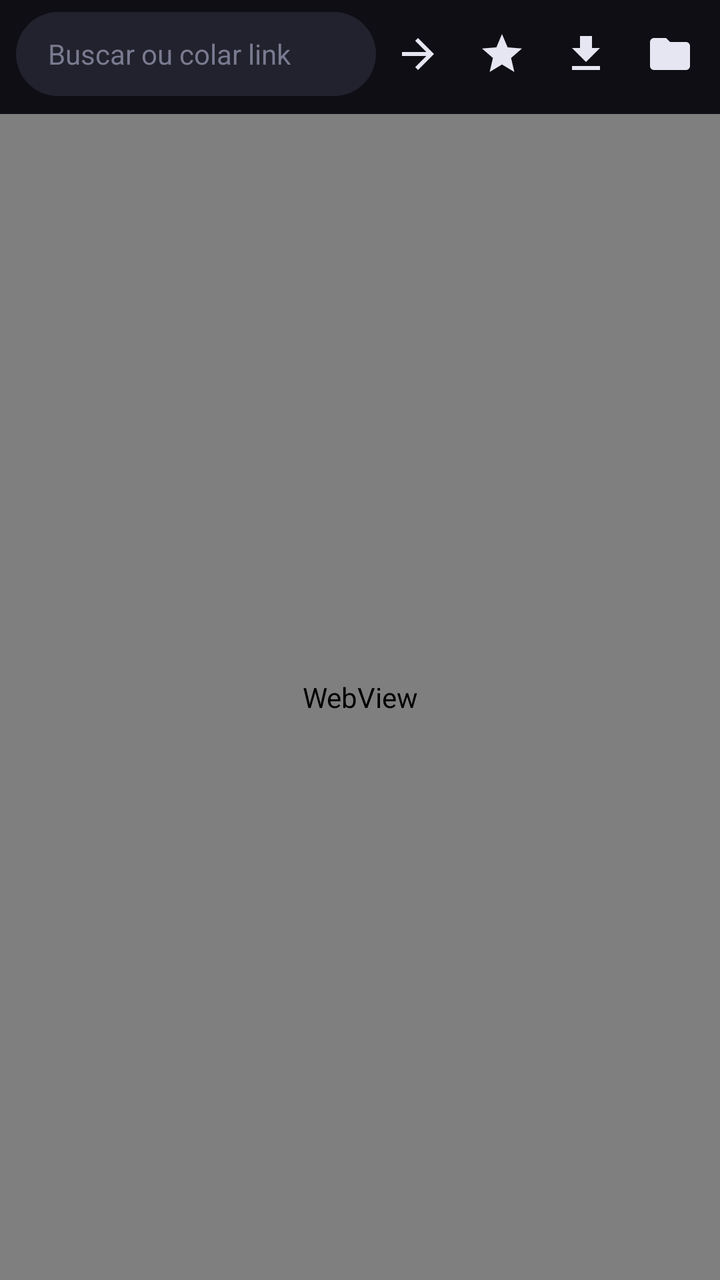
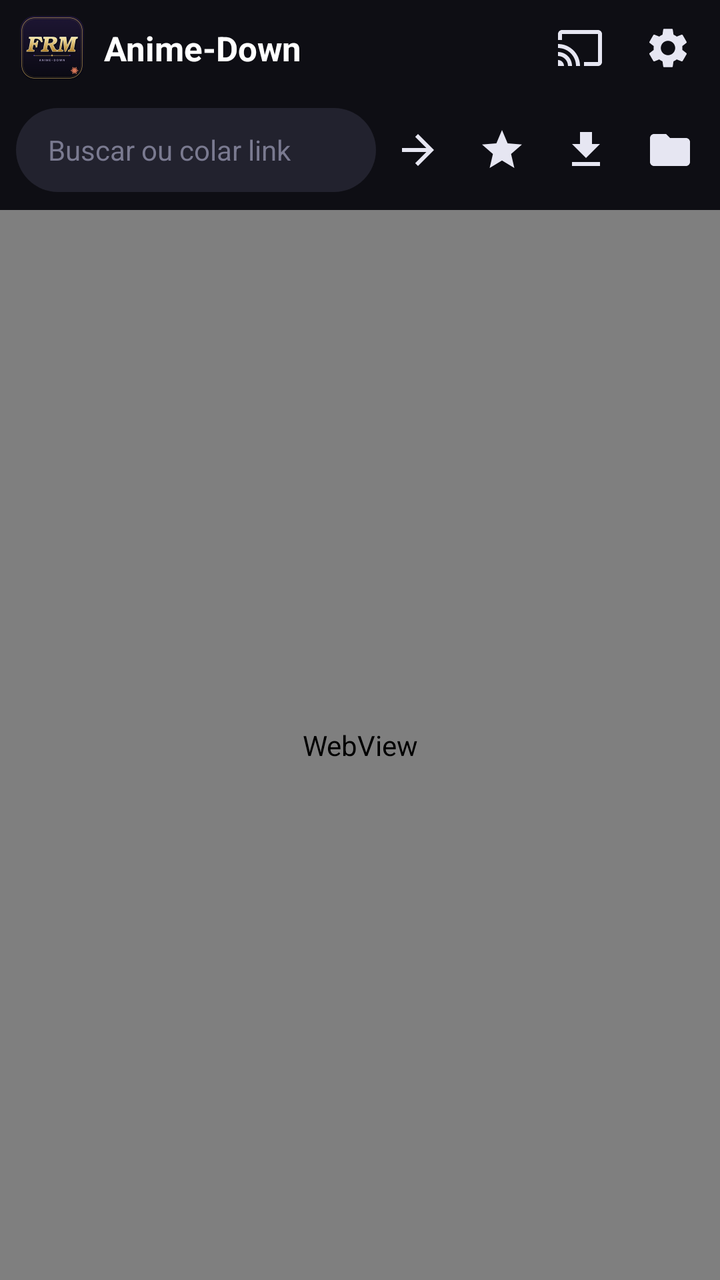

Before-and-after screenshots of an Android layout around one commit, followed by the original layout XML and the change that was made.
<!-- AndroidManifest.xml: application theme AppTheme -->
<!-- res/layout/main.xml -->
<?xml version="1.0" encoding="utf-8"?>
<FrameLayout xmlns:android="http://schemas.android.com/apk/res/android"
    android:id="@+id/root"
    android:layout_width="match_parent"
    android:layout_height="match_parent">

    <LinearLayout
        android:id="@+id/content"
        android:layout_width="match_parent"
        android:layout_height="match_parent"
        android:orientation="vertical">

        <LinearLayout
            android:layout_width="match_parent"
            android:layout_height="wrap_content"
            android:background="#0E0E14"
            android:gravity="center_vertical"
            android:orientation="horizontal"
            android:paddingBottom="6dp"
            android:paddingLeft="8dp"
            android:paddingRight="4dp"
            android:paddingTop="6dp">

            <EditText
                android:id="@+id/url"
                android:layout_width="0dp"
                android:layout_height="42dp"
                android:layout_weight="1"
                android:background="@drawable/bg_url"
                android:hint="Buscar ou colar link"
                android:imeOptions="actionGo"
                android:inputType="textUri"
                android:maxLines="1"
                android:paddingLeft="16dp"
                android:paddingRight="12dp"
                android:textColor="#FFFFFF"
                android:textColorHint="#7A7A90"
                android:textSize="14sp" />

            <ImageButton
                android:id="@+id/btnGo"
                android:layout_width="42dp"
                android:layout_height="42dp"
                android:background="?android:attr/selectableItemBackgroundBorderless"
                android:contentDescription="Ir"
                android:padding="9dp"
                android:scaleType="fitCenter"
                android:src="@drawable/ic_go" />

            <ImageButton
                android:id="@+id/btnMenu"
                android:layout_width="42dp"
                android:layout_height="42dp"
                android:background="?android:attr/selectableItemBackgroundBorderless"
                android:contentDescription="Favoritos e histórico"
                android:padding="9dp"
                android:scaleType="fitCenter"
                android:src="@drawable/ic_star" />

            <ImageButton
                android:id="@+id/btnDirect"
                android:layout_width="42dp"
                android:layout_height="42dp"
                android:background="?android:attr/selectableItemBackgroundBorderless"
                android:contentDescription="Baixar"
                android:padding="9dp"
                android:scaleType="fitCenter"
                android:src="@drawable/ic_download" />

            <ImageButton
                android:id="@+id/btnList"
                android:layout_width="42dp"
                android:layout_height="42dp"
                android:background="?android:attr/selectableItemBackgroundBorderless"
                android:contentDescription="Meus downloads"
                android:padding="9dp"
                android:scaleType="fitCenter"
                android:src="@drawable/ic_folder" />
        </LinearLayout>

        <ProgressBar
            android:id="@+id/progress"
            style="?android:attr/progressBarStyleHorizontal"
            android:layout_width="match_parent"
            android:layout_height="3dp"
            android:visibility="invisible" />

        <WebView
            android:id="@+id/web"
            android:layout_width="match_parent"
            android:layout_height="0dp"
            android:layout_weight="1" />

        <LinearLayout
            android:id="@+id/activeBox"
            android:layout_width="match_parent"
            android:layout_height="wrap_content"
            android:background="#1B1B28"
            android:orientation="vertical"
            android:visibility="gone">

            <ProgressBar
                android:id="@+id/activeProg"
                style="?android:attr/progressBarStyleHorizontal"
                android:layout_width="match_parent"
                android:layout_height="4dp" />

            <TextView
                android:id="@+id/activeTxt"
                android:layout_width="match_parent"
                android:layout_height="wrap_content"
                android:padding="10dp"
                android:textColor="#FFFFFF"
                android:textSize="14sp" />
        </LinearLayout>

        <Button
            android:id="@+id/btnFound"
            android:layout_width="match_parent"
            android:layout_height="52dp"
            android:layout_margin="8dp"
            android:background="@drawable/bg_found"
            android:drawableLeft="@drawable/ic_download"
            android:drawablePadding="8dp"
            android:paddingLeft="20dp"
            android:paddingRight="20dp"
            android:textAllCaps="false"
            android:textColor="#FFFFFF"
            android:textSize="15sp"
            android:textStyle="bold"
            android:visibility="gone" />
    </LinearLayout>
</FrameLayout>
<!-- resources referenced by this layout -->
<resources>
  <!-- drawable bg_found (drawable) -->
  <?xml version="1.0" encoding="utf-8"?>
  <shape xmlns:android="http://schemas.android.com/apk/res/android" android:shape="rectangle">
      <gradient
          android:angle="0"
          android:endColor="#D63384"
          android:startColor="#7C4DFF" />
      <corners android:radius="26dp" />
  </shape>
  <!-- drawable bg_url (drawable) -->
  <?xml version="1.0" encoding="utf-8"?>
  <shape xmlns:android="http://schemas.android.com/apk/res/android" android:shape="rectangle">
      <solid android:color="#22222E" />
      <corners android:radius="22dp" />
  </shape>
  <!-- drawable ic_download (drawable) -->
  <?xml version="1.0" encoding="utf-8"?>
  <vector xmlns:android="http://schemas.android.com/apk/res/android"
      android:width="24dp"
      android:height="24dp"
      android:viewportWidth="24"
      android:viewportHeight="24">
      <path
          android:fillColor="#E6E6F2"
          android:pathData="M19,9h-4V3H9v6H5l7,7 7,-7zM5,18v2h14v-2H5z" />
  </vector>
  <!-- drawable ic_go (drawable) -->
  <?xml version="1.0" encoding="utf-8"?>
  <vector xmlns:android="http://schemas.android.com/apk/res/android"
      android:width="24dp"
      android:height="24dp"
      android:viewportWidth="24"
      android:viewportHeight="24">
      <path
          android:fillColor="#E6E6F2"
          android:pathData="M12,4l-1.41,1.41L16.17,11H4v2h12.17l-5.58,5.59L12,20l8,-8z" />
  </vector>
  <style name="AppDialog" parent="android:Theme.Material.Dialog.Alert">
          <item name="android:colorBackground">#1B1B28</item>
          <item name="android:colorAccent">#B388FF</item>
          <item name="android:textColorPrimary">#FFFFFF</item>
          <item name="android:textColorSecondary">#9A9AB0</item>
          <item name="android:windowBackground">@drawable/bg_dialog</item>
      </style>
  <!-- drawable bg_dialog (drawable) -->
  <?xml version="1.0" encoding="utf-8"?>
  <shape xmlns:android="http://schemas.android.com/apk/res/android" android:shape="rectangle">
      <solid android:color="#1B1B28" />
      <corners android:radius="22dp" />
  </shape>
  <!-- unchanged entries left out for length: 3 -->
</resources>

<!-- the commit's change to res/layout/main.xml (unified diff, before → after) -->
@@ -11,6 +11,55 @@
         android:orientation="vertical">
 
         <LinearLayout
+            android:id="@+id/brandBar"
+            android:layout_width="match_parent"
+            android:layout_height="48dp"
+            android:background="#0E0E14"
+            android:gravity="center_vertical"
+            android:orientation="horizontal"
+            android:paddingLeft="10dp"
+            android:paddingRight="4dp">
+
+            <ImageView
+                android:layout_width="32dp"
+                android:layout_height="32dp"
+                android:contentDescription="FRM"
+                android:src="@drawable/logo_frm_small" />
+
+            <TextView
+                android:id="@+id/brandTitle"
+                android:layout_width="0dp"
+                android:layout_height="wrap_content"
+                android:layout_weight="1"
+                android:paddingLeft="10dp"
+                android:text="Anime-Down"
+                android:textColor="#FFFFFF"
+                android:textSize="17sp"
+                android:textStyle="bold" />
+
+            <ImageButton
+                android:id="@+id/btnCast"
+                android:layout_width="44dp"
+                android:layout_height="44dp"
+                android:background="?android:attr/selectableItemBackgroundBorderless"
+                android:contentDescription="TV (DLNA)"
+                android:padding="10dp"
+                android:scaleType="fitCenter"
+                android:src="@drawable/ic_cast" />
+
+            <ImageButton
+                android:id="@+id/btnSettings"
+                android:layout_width="44dp"
+                android:layout_height="44dp"
+                android:background="?android:attr/selectableItemBackgroundBorderless"
+                android:contentDescription="Configurações"
+                android:padding="10dp"
+                android:scaleType="fitCenter"
+                android:src="@drawable/ic_settings" />
+        </LinearLayout>
+
+        <LinearLayout
+            android:id="@+id/topBar"
             android:layout_width="match_parent"
             android:layout_height="wrap_content"
             android:background="#0E0E14"
<!-- resource entries referenced after the edit -->
@@ -15,6 +15,17 @@
       <solid android:color="#22222E" />
       <corners android:radius="22dp" />
   </shape>
+  <!-- drawable ic_cast (drawable) -->
+  <?xml version="1.0" encoding="utf-8"?>
+  <vector xmlns:android="http://schemas.android.com/apk/res/android"
+      android:width="24dp"
+      android:height="24dp"
+      android:viewportWidth="24"
+      android:viewportHeight="24">
+      <path
+          android:fillColor="#E6E6F2"
+          android:pathData="M1,18v3h3c0,-1.66 -1.34,-3 -3,-3zM1,14v2c2.76,0 5,2.24 5,5h2c0,-3.87 -3.13,-7 -7,-7zM1,10v2c4.97,0 9,4.03 9,9h2c0,-6.08 -4.93,-11 -11,-11zM21,3L3,3c-1.1,0 -2,0.9 -2,2v3h2L3,5h18v14h-7v2h7c1.1,0 2,-0.9 2,-2L23,5c0,-1.1 -0.9,-2 -2,-2z" />
+  </vector>
   <!-- drawable ic_download (drawable) -->
   <?xml version="1.0" encoding="utf-8"?>
   <vector xmlns:android="http://schemas.android.com/apk/res/android"
@@ -37,6 +48,18 @@
           android:fillColor="#E6E6F2"
           android:pathData="M12,4l-1.41,1.41L16.17,11H4v2h12.17l-5.58,5.59L12,20l8,-8z" />
   </vector>
+  <!-- drawable ic_settings (drawable) -->
+  <?xml version="1.0" encoding="utf-8"?>
+  <vector xmlns:android="http://schemas.android.com/apk/res/android"
+      android:width="24dp"
+      android:height="24dp"
+      android:viewportWidth="24"
+      android:viewportHeight="24">
+      <path
+          android:fillColor="#E6E6F2"
+          android:pathData="M19.14,12.94c0.04,-0.3 0.06,-0.61 0.06,-0.94c0,-0.32 -0.02,-0.64 -0.07,-0.94l2.03,-1.58c0.18,-0.14 0.23,-0.41 0.12,-0.61l-1.92,-3.32c-0.12,-0.22 -0.37,-0.29 -0.59,-0.22l-2.39,0.96c-0.5,-0.38 -1.03,-0.7 -1.62,-0.94L14.4,2.81c-0.04,-0.24 -0.24,-0.41 -0.48,-0.41h-3.84c-0.24,0 -0.43,0.17 -0.47,0.41L9.25,5.35C8.66,5.59 8.12,5.92 7.63,6.29L5.24,5.33c-0.22,-0.08 -0.47,0 -0.59,0.22L2.74,8.87C2.62,9.08 2.66,9.34 2.86,9.48l2.03,1.58C4.84,11.36 4.8,11.69 4.8,12s0.02,0.64 0.07,0.94l-2.03,1.58c-0.18,0.14 -0.23,0.41 -0.12,0.61l1.92,3.32c0.12,0.22 0.37,0.29 0.59,0.22l2.39,-0.96c0.5,0.38 1.03,0.7 1.62,0.94l0.36,2.54c0.05,0.24 0.24,0.41 0.48,0.41h3.84c0.24,0 0.44,-0.17 0.47,-0.41l0.36,-2.54c0.59,-0.24 1.13,-0.56 1.62,-0.94l2.39,0.96c0.22,0.08 0.47,0 0.59,-0.22l1.92,-3.32c0.12,-0.22 0.07,-0.47 -0.12,-0.61L19.14,12.94zM12,15.6c-1.98,0 -3.6,-1.62 -3.6,-3.6s1.62,-3.6 3.6,-3.6s3.6,1.62 3.6,3.6S13.98,15.6 12,15.6z" />
+  </vector>
+  <!-- drawable logo_frm_small: png bitmap (drawable-nodpi, 27659 bytes) -->
   <style name="AppDialog" parent="android:Theme.Material.Dialog.Alert">
           <item name="android:colorBackground">#1B1B28</item>
           <item name="android:colorAccent">#B388FF</item>
